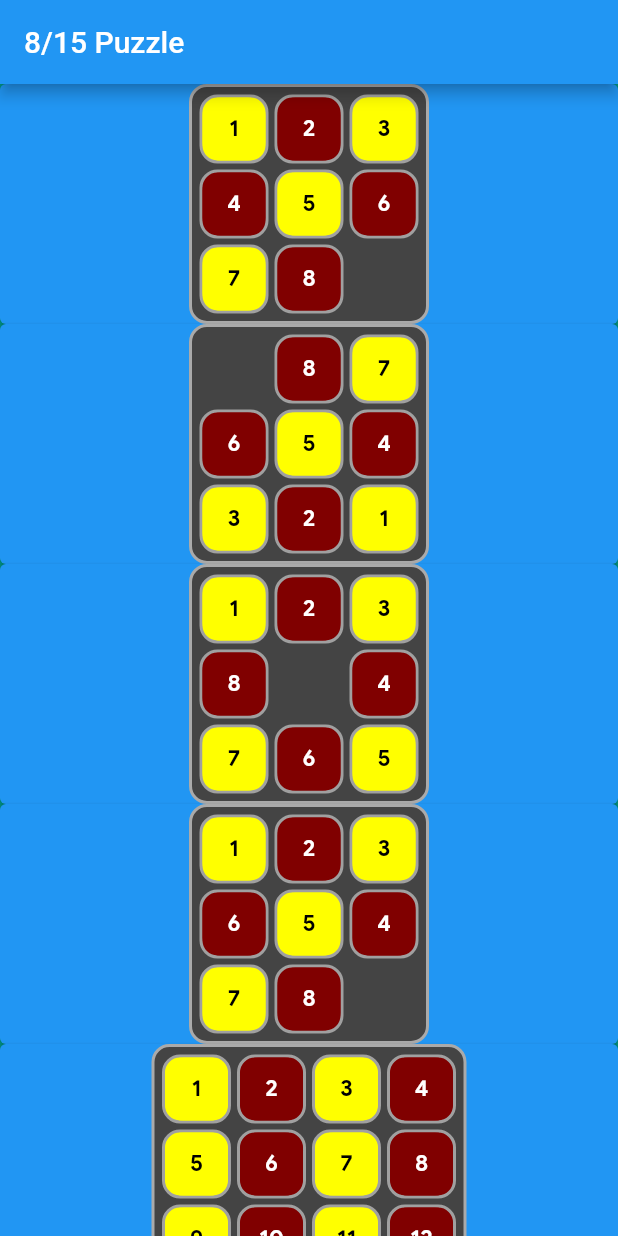
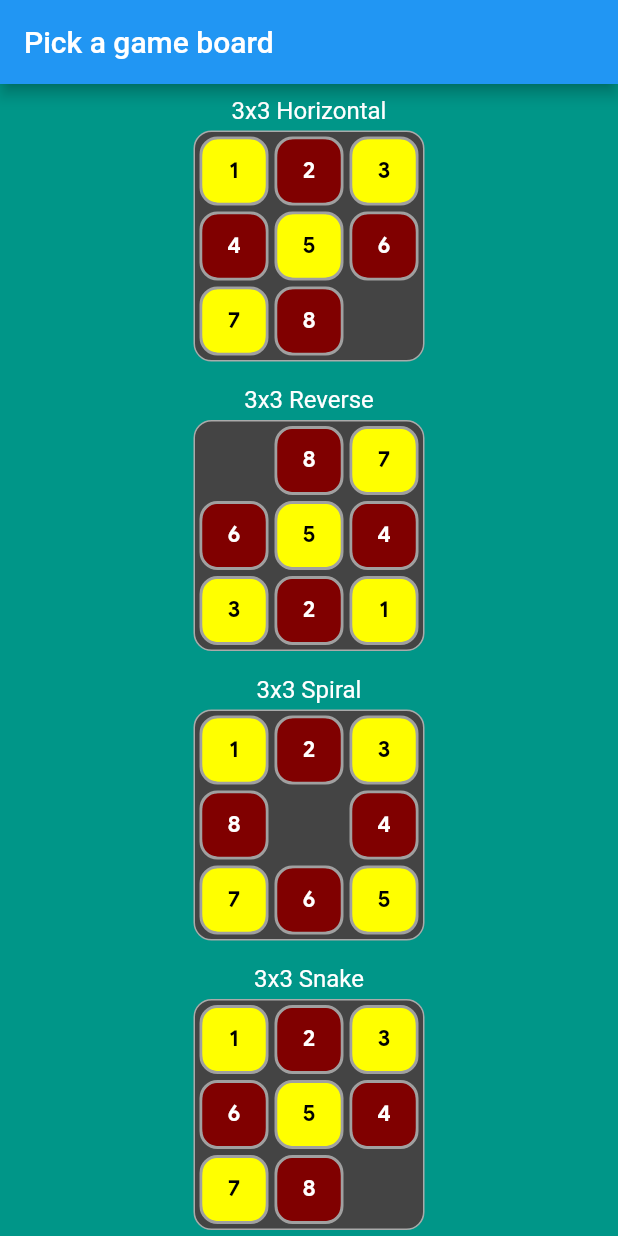
Before and after one commit to babaosoftware/slidepuzzle, a Flutter app: the screen it shows after launch, on a phone screen of 412 x 824 dp. Run offline on Flutter 3.47's test engine with Material 2 defaults, Android fonts, the phone set to English and light mode, and no system bars; our stand-ins replace equatable, flutter_bloc, google_fonts.

Commit message:
Start page

```diff
--- a/lib/pages/startpage.dart
+++ b/lib/pages/startpage.dart
@@ -2,6 +2,7 @@ import 'dart:async';
 
 import 'package:flutter/material.dart';
 import 'package:slidepuzzle/colors/colors.dart';
+import 'package:slidepuzzle/layouts/breakpoints.dart';
 import 'package:slidepuzzle/models/board.dart';
 import 'package:slidepuzzle/models/targetboard.dart';
 import 'package:slidepuzzle/pages/gamepage.dart';
@@ -15,62 +16,103 @@ class StartPage extends StatefulWidget {
 }
 
 class _StartPageState extends State<StartPage> {
-
   @override
   Widget build(BuildContext context) {
-    // final smallScreen = MediaQuery.of(context).size.width <= PuzzleBreakpoints.small;
+    final smallScreen = MediaQuery.of(context).size.width <= PuzzleBreakpoints.small;
 
     return Scaffold(
         backgroundColor: PuzzleColors.gameBack,
         appBar: AppBar(
-          title: const Text("8/15 Puzzle"),
+          title: const Text("Pick a game board"),
         ),
-        body: ListView(children: [
-          ElevatedButton(onPressed: (){
-            Navigator.push(
-              context,
-              MaterialPageRoute(builder: (context) => const GamePage(title: "3x3 Horizontal", boardType: BoardType.basic, boardSize: 3)));
-          }, child: TileBoardLight(Board(3, createTargetBoard(3, BoardType.basic)))),
-          ElevatedButton(onPressed: (){
-            Navigator.push(
-              context,
-              MaterialPageRoute(builder: (context) => const GamePage(title: "3x3 Reverse", boardType: BoardType.reverse, boardSize: 3)));
-          }, child: TileBoardLight(Board(3, createTargetBoard(3, BoardType.reverse)))),
-          ElevatedButton(onPressed: (){
-            Navigator.push(
-              context,
-              MaterialPageRoute(builder: (context) => const GamePage(title: "3x3 Spiral", boardType: BoardType.spiral, boardSize: 3)));
-          }, child: TileBoardLight(Board(3, createTargetBoard(3, BoardType.spiral)))),
-          ElevatedButton(onPressed: (){
-            Navigator.push(
-              context,
-              MaterialPageRoute(builder: (context) => const GamePage(title: "3x3 Snake", boardType: BoardType.snake, boardSize: 3)));
-          }, child: TileBoardLight(Board(3, createTargetBoard(3, BoardType.snake)))),
-          ElevatedButton(onPressed: (){
-            Navigator.push(
-              context,
-              MaterialPageRoute(builder: (context) => const GamePage(title: "4x4 Horizontal", boardType: BoardType.basic, boardSize: 4)));
-          }, child: TileBoardLight(Board(4, createTargetBoard(4, BoardType.basic)))),
-          ElevatedButton(onPressed: (){
-            Navigator.push(
-              context,
-              MaterialPageRoute(builder: (context) => const GamePage(title: "4x4 Reverse", boardType: BoardType.reverse, boardSize: 4)));
-          }, child: TileBoardLight(Board(4, createTargetBoard(4, BoardType.reverse)))),
-          ElevatedButton(onPressed: (){
-            Navigator.push(
-              context,
-              MaterialPageRoute(builder: (context) => const GamePage(title: "4x4 Spiral", boardType: BoardType.spiral, boardSize: 4)));
-          }, child: TileBoardLight(Board(4, createTargetBoard(4, BoardType.spiral)))),
-          ElevatedButton(onPressed: (){
-            Navigator.push(
-              context,
-              MaterialPageRoute(builder: (context) => const GamePage(title: "4x4 Snake", boardType: BoardType.snake, boardSize: 4)));
-          }, child: TileBoardLight(Board(4, createTargetBoard(4, BoardType.snake)))),
-          ElevatedButton(onPressed: (){
-            Navigator.push(
-              context,
-              MaterialPageRoute(builder: (context) => const GamePage(title: "5x5 Horizontal", boardType: BoardType.basic, boardSize: 5)));
-          }, child: TileBoardLight(Board(5, createTargetBoard(5, BoardType.basic)))),
-        ],));
+        body: SingleChildScrollView(
+          child: smallScreen ? oneColumnTable() : twoColumnTable(),
+        ));
+  }
+
+  Widget startCell(String title, BoardType boardType, int boardSize) {
+    return Center(
+        child: Padding(
+      padding: const EdgeInsets.all(8.0),
+      child: Column(
+        children: [
+          Padding(
+            padding: const EdgeInsets.only(bottom: 4.0),
+            child: Text(
+              title,
+              style: const TextStyle(color: PuzzleColors.white, fontSize: 16),
+            ),
+          ),
+          InkWell(
+              onTap: () {
+                Navigator.push(context, MaterialPageRoute(builder: (context) => GamePage(title: title, boardType: boardType, boardSize: boardSize)));
+              },
+              child: TileBoardLight(Board(boardSize, createTargetBoard(boardSize, boardType)))),
+        ],
+      ),
+    ));
+  }
+
+  Widget oneColumnTable() {
+    return Table(
+      columnWidths: const <int, TableColumnWidth>{
+        0: FlexColumnWidth(),
+      },
+      defaultVerticalAlignment: TableCellVerticalAlignment.middle,
+      children: [
+        TableRow(children: [
+          startCell("3x3 Horizontal", BoardType.basic, 3),
+        ]),
+        TableRow(children: [
+          startCell("3x3 Reverse", BoardType.reverse, 3),
+        ]),
+        TableRow(children: [
+          startCell("3x3 Spiral", BoardType.spiral, 3),
+        ]),
+        TableRow(children: [
+          startCell("3x3 Snake", BoardType.snake, 3),
+        ]),
+        TableRow(children: [
+          startCell("4x4 Horizontal", BoardType.basic, 4),
+        ]),
+        TableRow(children: [
+          startCell("4x4 Reverse", BoardType.reverse, 4),
+        ]),
+        TableRow(children: [
+          startCell("4x4 Spiral", BoardType.spiral, 4),
+        ]),
+        TableRow(children: [
+          startCell("4x4 Snake", BoardType.snake, 4),
+        ]),
+      ],
+    );
+  }
+
+  Widget twoColumnTable() {
+    return Table(
+      columnWidths: const <int, TableColumnWidth>{
+        0: FlexColumnWidth(),
+        1: FlexColumnWidth(),
+      },
+      defaultVerticalAlignment: TableCellVerticalAlignment.middle,
+      children: [
+        TableRow(children: [
+          startCell("3x3 Horizontal", BoardType.basic, 3),
+          startCell("3x3 Reverse", BoardType.reverse, 3),
+        ]),
+        TableRow(children: [
+          startCell("3x3 Spiral", BoardType.spiral, 3),
+          startCell("3x3 Snake", BoardType.snake, 3),
+        ]),
+        TableRow(children: [
+          startCell("4x4 Horizontal", BoardType.basic, 4),
+          startCell("4x4 Reverse", BoardType.reverse, 4),
+        ]),
+        TableRow(children: [
+          startCell("4x4 Spiral", BoardType.spiral, 4),
+          startCell("4x4 Snake", BoardType.snake, 4),
+        ]),
+      ],
+    );
   }
 }
--- a/lib/widgets/tileboardlight.dart
+++ b/lib/widgets/tileboardlight.dart
@@ -18,14 +18,14 @@ class TileBoardLight extends StatelessWidget {
           Radius.circular(12.0),
         ),
         border: Border(
-          top: BorderSide(width: 2.0, color: PuzzleColors.boardBorderColor),
-          left: BorderSide(width: 2.0, color: PuzzleColors.boardBorderColor),
-          right: BorderSide(width: 2.0, color: PuzzleColors.boardBorderColor),
-          bottom: BorderSide(width: 2.0, color: PuzzleColors.boardBorderColor),
+          top: BorderSide(width: 1.0, color: PuzzleColors.boardBorderColor),
+          left: BorderSide(width: 1.0, color: PuzzleColors.boardBorderColor),
+          right: BorderSide(width: 1.0, color: PuzzleColors.boardBorderColor),
+          bottom: BorderSide(width: 1.0, color: PuzzleColors.boardBorderColor),
         ),
       ),
       child: Padding(
-        padding: const EdgeInsets.all(3.0),
+        padding: const EdgeInsets.all(1.0),
         child: SizedBox(
           width: TileSizes.lightTileSize * board.size,
           height: TileSizes.lightTileSize * board.size,
```
